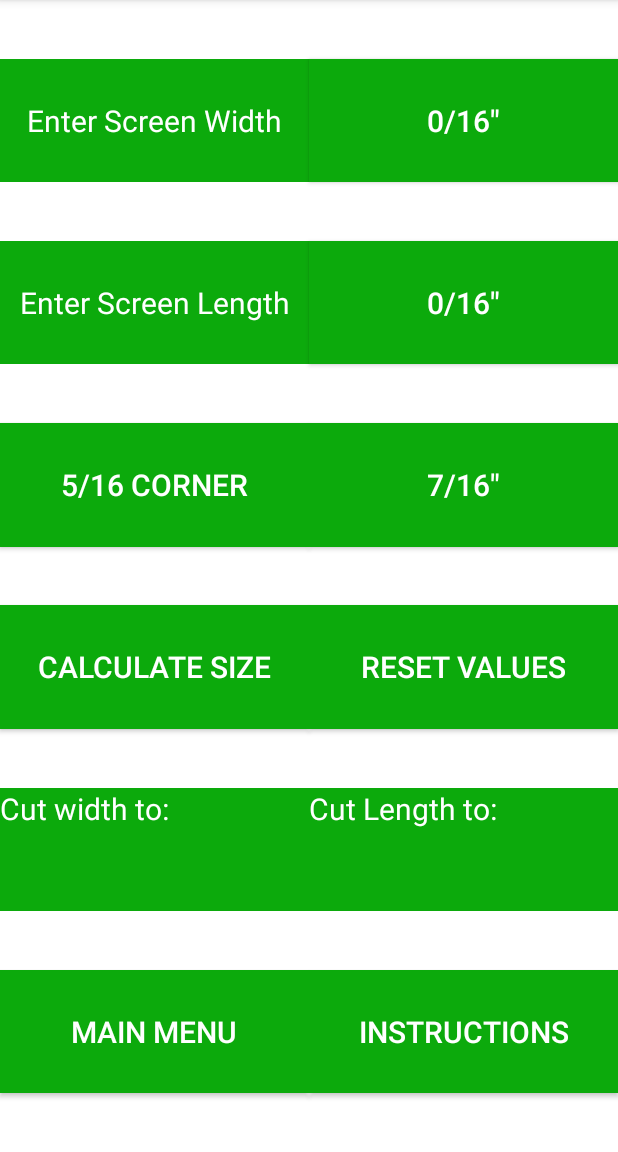
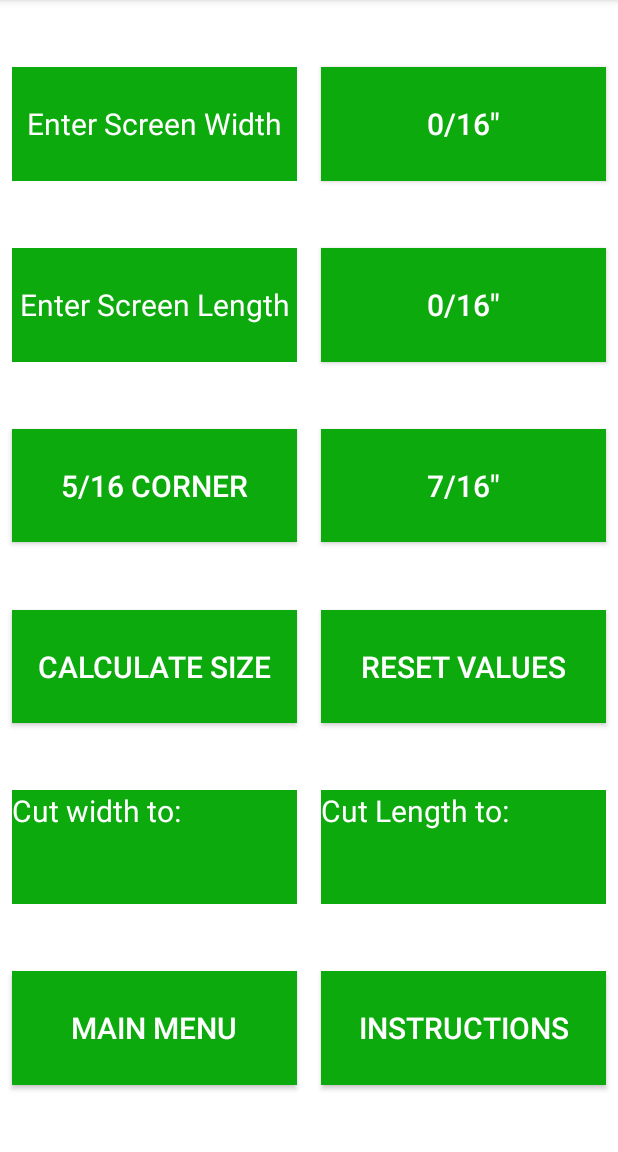
Before and after one commit to StringJoe/menards_screen_repair, an Android app: the frameMeasurements screen opened directly, with no data from a screen before it, on a phone screen of 412 x 824 dp, the part 84-1236 px from its top. Run offline under Robolectric (Android 15) with nearby library versions, the phone set to English and light mode, and no system bars.

Commit message:
redesigned the frame xml file

```diff
--- a/app/src/main/res/layout/activity_frame_measurements.xml
+++ b/app/src/main/res/layout/activity_frame_measurements.xml
@@ -7,28 +7,36 @@
     android:background="@color/white"
     tools:context=".frameMeasurements"
     tools:layout_editor_absoluteX="0dp"
-    tools:layout_editor_absoluteY="113dp">
+    tools:layout_editor_absoluteY="113dp"
+    >
 
     <androidx.constraintlayout.widget.Guideline
         android:id="@+id/guide1"
         android:layout_width="wrap_content"
         android:layout_height="wrap_content"
         android:orientation="vertical"
-        app:layout_constraintGuide_percent="0" />
+        app:layout_constraintGuide_percent="0.02" />
 
     <androidx.constraintlayout.widget.Guideline
         android:id="@+id/guide2"
         android:layout_width="wrap_content"
         android:layout_height="wrap_content"
         android:orientation="vertical"
-        app:layout_constraintGuide_percent="0.5" />
+        app:layout_constraintGuide_percent="0.48" />
+
+    <androidx.constraintlayout.widget.Guideline
+        android:id="@+id/guide2_1"
+        android:layout_width="wrap_content"
+        android:layout_height="wrap_content"
+        android:orientation="vertical"
+        app:layout_constraintGuide_percent="0.52" />
 
     <androidx.constraintlayout.widget.Guideline
         android:id="@+id/guide3"
         android:layout_width="wrap_content"
         android:layout_height="wrap_content"
         android:orientation="vertical"
-        app:layout_constraintGuide_percent="1" />
+        app:layout_constraintGuide_percent="0.98" />
 
     <androidx.appcompat.widget.AppCompatButton
         android:id="@+id/widthFractionCount"
@@ -42,7 +50,7 @@
         app:layout_constraintDimensionRatio="1:0.4"
         app:layout_constraintEnd_toEndOf="@id/guide3"
         app:layout_constraintHorizontal_bias="0.5"
-        app:layout_constraintStart_toEndOf="@id/guide2"
+        app:layout_constraintStart_toEndOf="@id/guide2_1"
         app:layout_constraintTop_toTopOf="parent" />
 
     <androidx.appcompat.widget.AppCompatButton
@@ -57,7 +65,7 @@
         app:layout_constraintDimensionRatio="1:0.4"
         app:layout_constraintEnd_toEndOf="@id/guide3"
         app:layout_constraintHorizontal_bias="0.5"
-        app:layout_constraintStart_toEndOf="@id/guide2"
+        app:layout_constraintStart_toEndOf="@id/guide2_1"
         app:layout_constraintTop_toBottomOf="@+id/widthFractionCount" />
 
     <androidx.appcompat.widget.AppCompatButton
@@ -72,7 +80,7 @@
         app:layout_constraintDimensionRatio="1:0.4"
         app:layout_constraintEnd_toEndOf="@id/guide3"
         app:layout_constraintHorizontal_bias="0.5"
-        app:layout_constraintStart_toEndOf="@id/guide2"
+        app:layout_constraintStart_toEndOf="@id/guide2_1"
         app:layout_constraintTop_toBottomOf="@+id/lengthFractionCount" />
 
     <androidx.appcompat.widget.AppCompatButton
@@ -87,7 +95,7 @@
         app:layout_constraintDimensionRatio="1:0.4"
         app:layout_constraintEnd_toEndOf="@id/guide3"
         app:layout_constraintHorizontal_bias="0.5"
-        app:layout_constraintStart_toEndOf="@id/guide2"
+        app:layout_constraintStart_toEndOf="@id/guide2_1"
         app:layout_constraintTop_toBottomOf="@+id/smallCornerBtn" />
 
     <TextView
@@ -102,7 +110,7 @@
         app:layout_constraintDimensionRatio="1:0.4"
         app:layout_constraintEnd_toEndOf="@id/guide3"
         app:layout_constraintHorizontal_bias="0.5"
-        app:layout_constraintStart_toEndOf="@id/guide2"
+        app:layout_constraintStart_toEndOf="@id/guide2_1"
         app:layout_constraintTop_toBottomOf="@+id/resetBtn" />
 
     <androidx.appcompat.widget.AppCompatButton
@@ -117,7 +125,7 @@
         app:layout_constraintDimensionRatio="1:0.4"
         app:layout_constraintEnd_toEndOf="@id/guide3"
         app:layout_constraintHorizontal_bias="0.5"
-        app:layout_constraintStart_toEndOf="@id/guide2"
+        app:layout_constraintStart_toEndOf="@id/guide2_1"
         app:layout_constraintTop_toBottomOf="@+id/totalLength" />
 
     <EditText
```
Also changed, not shown: app/src/main/res/layout/activity_screen_materials.xml (+7 -8 lines).
